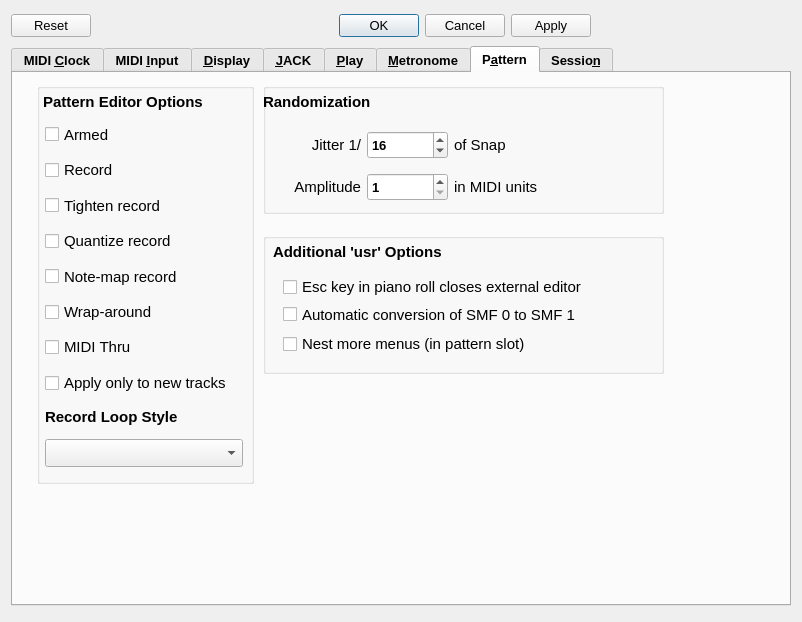
Above: seq_qt5/src/gui/qseditoptions.ui from ahlstromcj/seq66 before the change. Below: the same form after it.
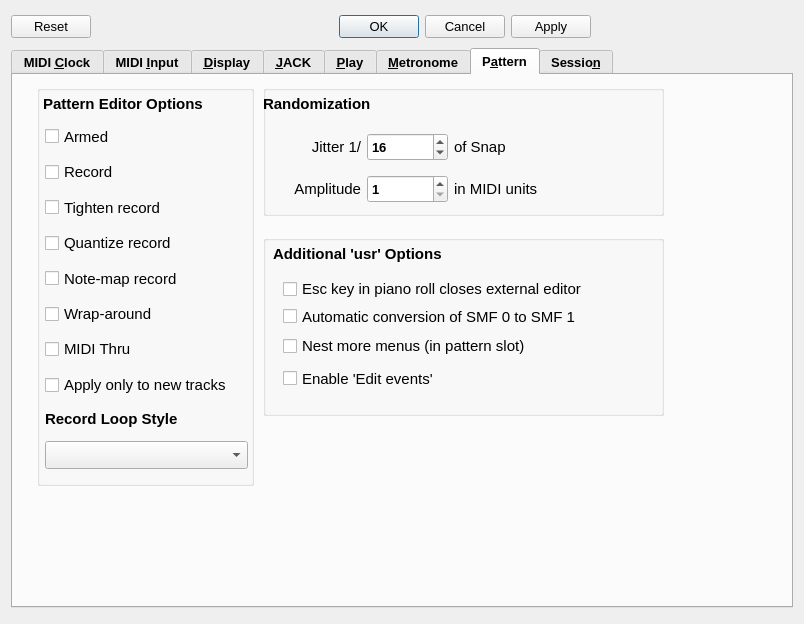
That is the form after the change. The open tabs and pages were chosen to show the change.

Commit message: Added nest-more and enable-edit-events options, added a time-increment spin-box to the event editor.

Diff of the .ui file:
```diff
--- a/seq_qt5/src/gui/qseditoptions.ui
+++ b/seq_qt5/src/gui/qseditoptions.ui
@@ -6,8 +6,8 @@
    <rect>
     <x>0</x>
     <y>0</y>
-    <width>802</width>
-    <height>622</height>
+    <width>804</width>
+    <height>624</height>
    </rect>
   </property>
   <property name="font">
@@ -3677,7 +3677,7 @@
          <rect>
           <x>8</x>
           <y>40</y>
-          <width>198</width>
+          <width>203</width>
           <height>344</height>
          </rect>
         </property>
@@ -3692,6 +3692,7 @@
              <property name="font">
               <font>
                <pointsize>11</pointsize>
+               <bold>false</bold>
               </font>
              </property>
              <property name="text">
@@ -3704,6 +3705,7 @@
              <property name="font">
               <font>
                <pointsize>11</pointsize>
+               <bold>false</bold>
               </font>
              </property>
              <property name="text">
@@ -3716,6 +3718,7 @@
              <property name="font">
               <font>
                <pointsize>11</pointsize>
+               <bold>false</bold>
               </font>
              </property>
              <property name="text">
@@ -3728,6 +3731,7 @@
              <property name="font">
               <font>
                <pointsize>11</pointsize>
+               <bold>false</bold>
               </font>
              </property>
              <property name="text">
@@ -3740,6 +3744,7 @@
              <property name="font">
               <font>
                <pointsize>11</pointsize>
+               <bold>false</bold>
               </font>
              </property>
              <property name="text">
@@ -3752,6 +3757,7 @@
              <property name="font">
               <font>
                <pointsize>11</pointsize>
+               <bold>false</bold>
               </font>
              </property>
              <property name="text">
@@ -3764,6 +3770,7 @@
              <property name="font">
               <font>
                <pointsize>11</pointsize>
+               <bold>false</bold>
               </font>
              </property>
              <property name="text">
@@ -3778,6 +3785,7 @@
            <property name="font">
             <font>
              <pointsize>11</pointsize>
+             <bold>false</bold>
             </font>
            </property>
            <property name="toolTip">
@@ -3963,7 +3971,7 @@
          <x>250</x>
          <y>160</y>
          <width>401</width>
-         <height>141</height>
+         <height>181</height>
         </rect>
        </property>
        <property name="title">
@@ -4051,6 +4059,29 @@
          <string>Nest more menus (in pattern slot)</string>
         </property>
        </widget>
+       <widget class="QCheckBox" name="checkBoxEnableEditEvents">
+        <property name="geometry">
+         <rect>
+          <x>20</x>
+          <y>130</y>
+          <width>371</width>
+          <height>27</height>
+         </rect>
+        </property>
+        <property name="font">
+         <font>
+          <pointsize>11</pointsize>
+          <bold>false</bold>
+         </font>
+        </property>
+        <property name="toolTip">
+         <string>Enable the 'Edit events' menu when Recording
+is on, and turn off recording if selected.</string>
+        </property>
+        <property name="text">
+         <string>Enable 'Edit events'</string>
+        </property>
+       </widget>
       </widget>
       <widget class="QLabel" name="label_21">
        <property name="geometry">
```
Left out of the diff: 72 changed lines with no effect on the pictures. The commit also changes 15 other files.
